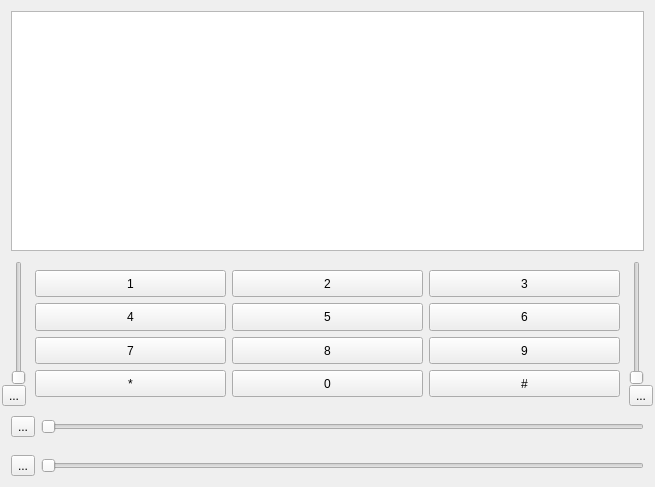
KDE/ring-kde, file src/ui/sflphone_kdeview_base.ui: the form before one commit.
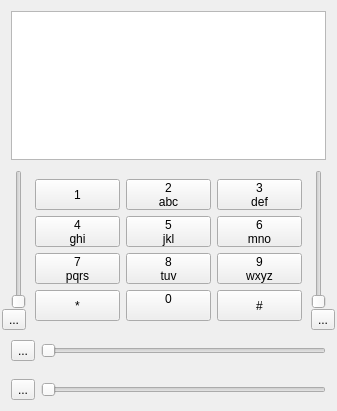
The form after the commit. Icons and pictures are not drawn.

Diff of the .ui file:
```diff
--- a/src/ui/sflphone_kdeview_base.ui
+++ b/src/ui/sflphone_kdeview_base.ui
@@ -6,8 +6,8 @@
    <rect>
     <x>0</x>
     <y>0</y>
-    <width>655</width>
-    <height>487</height>
+    <width>337</width>
+    <height>411</height>
    </rect>
   </property>
   <property name="windowTitle">
@@ -174,6 +174,12 @@
              <verstretch>0</verstretch>
             </sizepolicy>
            </property>
+           <property name="minimumSize">
+            <size>
+             <width>0</width>
+             <height>0</height>
+            </size>
+           </property>
            <property name="text">
             <string>1</string>
            </property>
@@ -187,8 +193,15 @@
              <verstretch>0</verstretch>
             </sizepolicy>
            </property>
+           <property name="minimumSize">
+            <size>
+             <width>0</width>
+             <height>0</height>
+            </size>
+           </property>
            <property name="text">
-            <string>2</string>
+            <string>2
+abc</string>
            </property>
            <property name="shortcut">
             <string>2</string>
@@ -204,7 +217,8 @@
             </sizepolicy>
            </property>
            <property name="text">
-            <string>3</string>
+            <string>3
+def</string>
            </property>
           </widget>
          </item>
@@ -217,7 +231,8 @@
             </sizepolicy>
            </property>
            <property name="text">
-            <string>4</string>
+            <string>4
+ghi</string>
            </property>
           </widget>
          </item>
@@ -230,7 +245,8 @@
             </sizepolicy>
            </property>
            <property name="text">
-            <string>5</string>
+            <string>5
+jkl</string>
            </property>
           </widget>
          </item>
@@ -243,7 +259,8 @@
             </sizepolicy>
            </property>
            <property name="text">
-            <string>6</string>
+            <string>6
+mno</string>
            </property>
           </widget>
          </item>
@@ -256,7 +273,8 @@
             </sizepolicy>
            </property>
            <property name="text">
-            <string>7</string>
+            <string>7
+pqrs</string>
            </property>
           </widget>
          </item>
@@ -269,7 +287,8 @@
             </sizepolicy>
            </property>
            <property name="text">
-            <string>8</string>
+            <string>8
+tuv</string>
            </property>
           </widget>
          </item>
@@ -282,7 +301,8 @@
             </sizepolicy>
            </property>
            <property name="text">
-            <string>9</string>
+            <string>9
+wxyz</string>
            </property>
           </widget>
          </item>
@@ -308,7 +328,8 @@
             </sizepolicy>
            </property>
            <property name="text">
-            <string>0</string>
+            <string>0
+</string>
            </property>
           </widget>
          </item>
```
Left out of the diff: 28 changed lines with no effect on the pictures.
